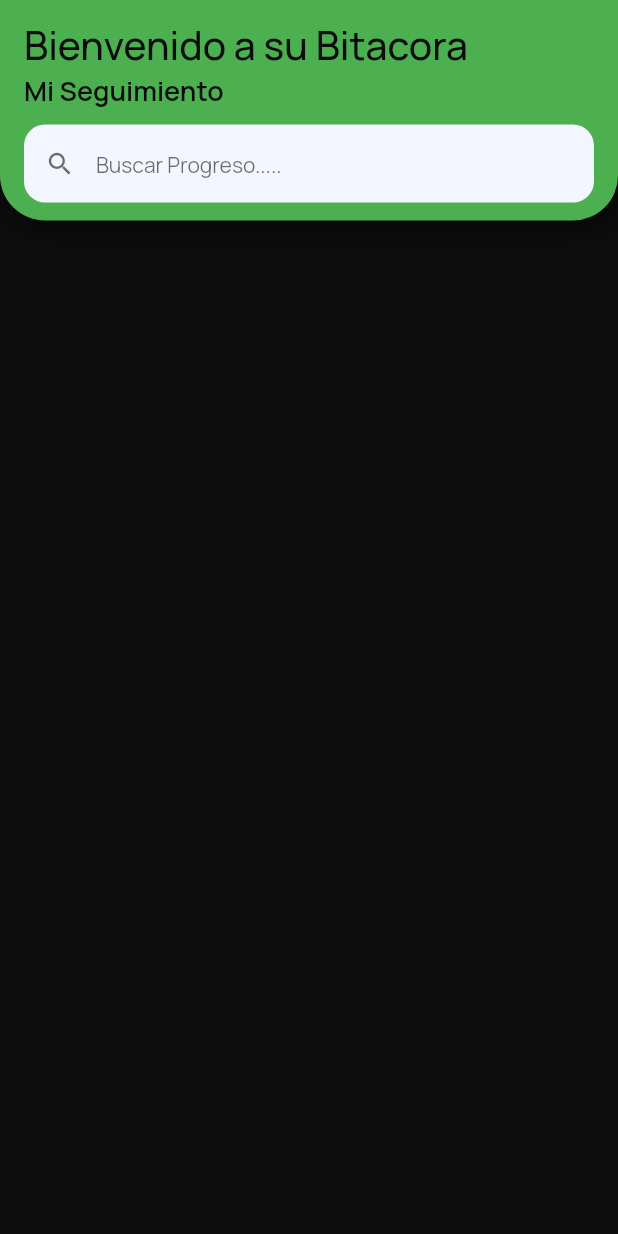
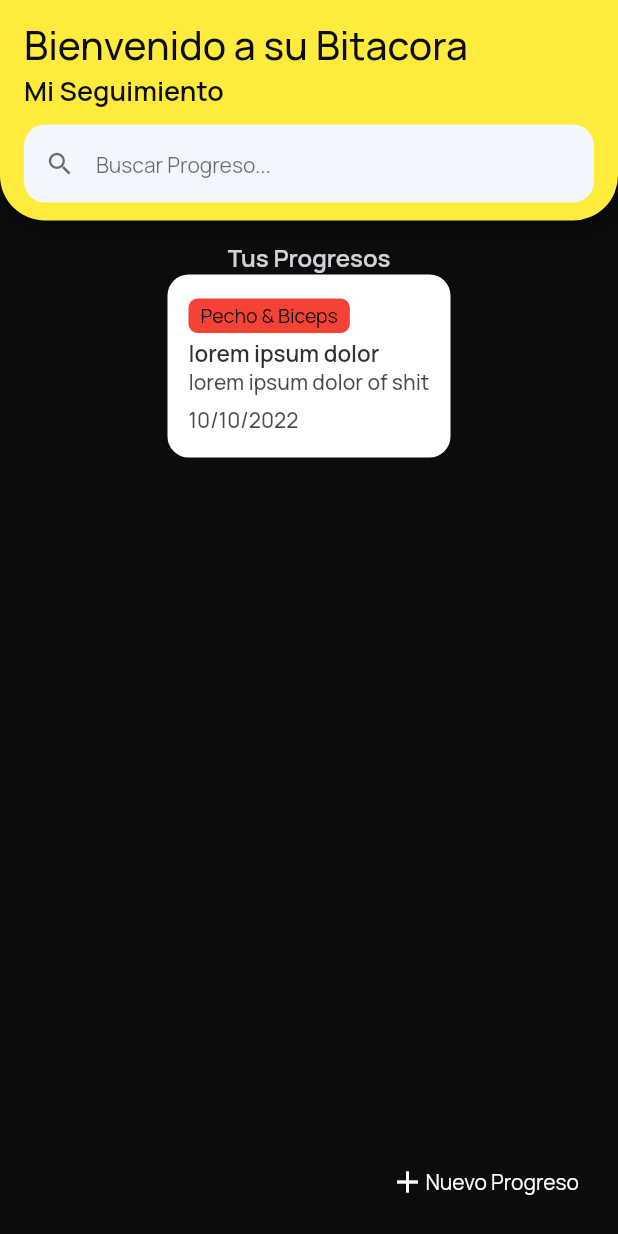
Before and after one commit to rexnike/bitacora, a Flutter app: the screen it shows after launch, on a phone screen of 412 x 824 dp. Run offline on Flutter 3.47's test engine with Material 2 defaults, Android fonts, the phone set to English and light mode, and no system bars; our stand-ins replace cloud_firestore, firebase_core, google_fonts; accounts and stored records are empty.

Commit message:
setimo comit

```diff
--- a/lib/pages/home_page.dart
+++ b/lib/pages/home_page.dart
@@ -14,6 +14,35 @@ class HomePage extends StatelessWidget {
   Widget build(BuildContext context) {
     return Scaffold(
       backgroundColor: kBrandtercerColor,
+      floatingActionButton: InkWell(
+        onTap: () {
+
+        },
+        borderRadius: BorderRadius.circular(14.0),
+        child: Container(
+          padding: const EdgeInsets.symmetric(horizontal: 10.0, vertical: 8.0,),
+          decoration: BoxDecoration(
+            color: kBrandPrimaryColor,
+            borderRadius: BorderRadius.circular(14.0),
+          ),
+
+          child: Row(
+            mainAxisSize: MainAxisSize.min,
+            children: const [
+              Icon(Icons.add,
+              color: Colors.white,
+              ),
+
+              Text("Nuevo Progreso",
+              style: TextStyle(
+                color: Colors.white,
+              ),
+              ),
+            ],
+          ),
+        ),
+      ),
+
      body: SingleChildScrollView(
       child:  Column(
         children: [
@@ -21,7 +50,7 @@ class HomePage extends StatelessWidget {
             padding: const EdgeInsets.symmetric(horizontal: 16.0, vertical: 12.0,),
             width: double.infinity,
             decoration: BoxDecoration(
-              color: Colors.green,
+              color: Colors.yellow,
               borderRadius: const BorderRadius.only(
                 bottomRight: Radius.circular(30.0),
                 bottomLeft: Radius.circular(30.0),
@@ -34,6 +63,7 @@ class HomePage extends StatelessWidget {
                 ),
               ],
             ),
+
             child: SafeArea(
               child: Column(
                 crossAxisAlignment: CrossAxisAlignment.start,
@@ -61,7 +91,87 @@ class HomePage extends StatelessWidget {
                 ],
               ),
             ),
-          )
+          ),
+
+         Padding(
+          padding: EdgeInsets.all(14),
+          child: Column(
+            crossAxisAlignment: CrossAxisAlignment.center,
+            children: [
+               Text("Tus Progresos",
+          style: TextStyle(
+            fontSize: 16.0,
+            fontWeight: FontWeight.w600,
+            color: kBrandSecundatyColor.withOpacity(0.85),
+          ),
+          ),
+
+          Container(
+            padding: const EdgeInsets.symmetric(horizontal: 14.0, vertical: 16.0),
+            decoration: BoxDecoration(
+              color: Colors.white,
+              borderRadius: BorderRadius.circular(14.0),
+              boxShadow: [
+                BoxShadow(
+                  color: Colors.black.withOpacity(0.04),
+                  offset: const Offset(4, 4),
+                  blurRadius: 12.0,
+                ),
+              ]
+            ),
+            child: Column(
+              crossAxisAlignment: CrossAxisAlignment.start,
+              children: [
+
+                Container(
+                  padding:const EdgeInsets.symmetric(horizontal: 8.0, vertical: 2.5),
+                  decoration: BoxDecoration(
+                    color: Colors.red,
+                    borderRadius: BorderRadius.circular(6.0),
+                  ),
+                  child: Text("Pecho & Biceps",
+                  style: TextStyle(
+                    color: Colors.black,
+                    fontSize: 13.0,
+                  ),
+                  ),
+                ),
+
+                divider3(),
+
+                Text("lorem ipsum dolor",
+                style: TextStyle(
+                  fontSize: 15.0,
+                  fontWeight: FontWeight.w600,
+                  color: kBrandPrimaryColor.withOpacity(0.85),
+                ),
+                ),
+
+                Text("lorem ipsum dolor of shit",
+                style: TextStyle(
+                  fontSize: 14.0,
+                  fontWeight: FontWeight.w500,
+                  color: kBrandPrimaryColor.withOpacity(0.75),
+                ),
+                ),
+
+                divider6(),
+
+                Text("10/10/2022",
+                style: TextStyle(
+                  fontSize: 14.0,
+                  fontWeight: FontWeight.w500,
+                  color: kBrandPrimaryColor.withOpacity(0.75),
+                ),
+                ),
+
+              ],
+            ),
+          ),
+            ],
+          ),
+         ),
+
         ],
       ),
      ),
--- a/lib/ui/widgets/textfield_search_widget.dart
+++ b/lib/ui/widgets/textfield_search_widget.dart
@@ -10,8 +10,12 @@ class TextFieldSearchWidget extends StatelessWidget {
     return TextField(
                     decoration: InputDecoration(
                     contentPadding: const EdgeInsets.symmetric(horizontal: 12.0, vertical: 15.0),
-                      prefixIcon: Icon(Icons.search, size: 20.0, color: kBrandPrimaryColor.withOpacity(0.6),),
-                      hintText: "Buscar Progreso.....",
+                      prefixIcon: Icon(
+                        Icons.search,
+                        size: 20.0,
+                        color: kBrandPrimaryColor.withOpacity(0.6),
+                        ),
+                      hintText: "Buscar Progreso...",
                       hintStyle: TextStyle(
                         fontSize: 14.0,
                         color: kBrandPrimaryColor.withOpacity(0.6),
```
